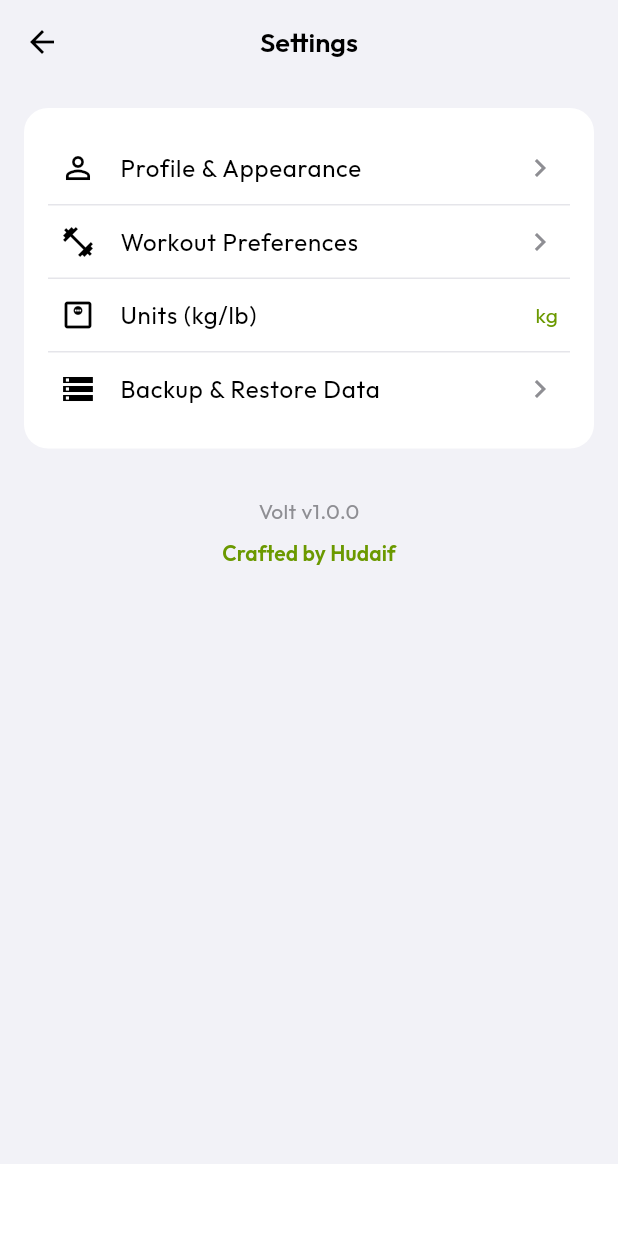
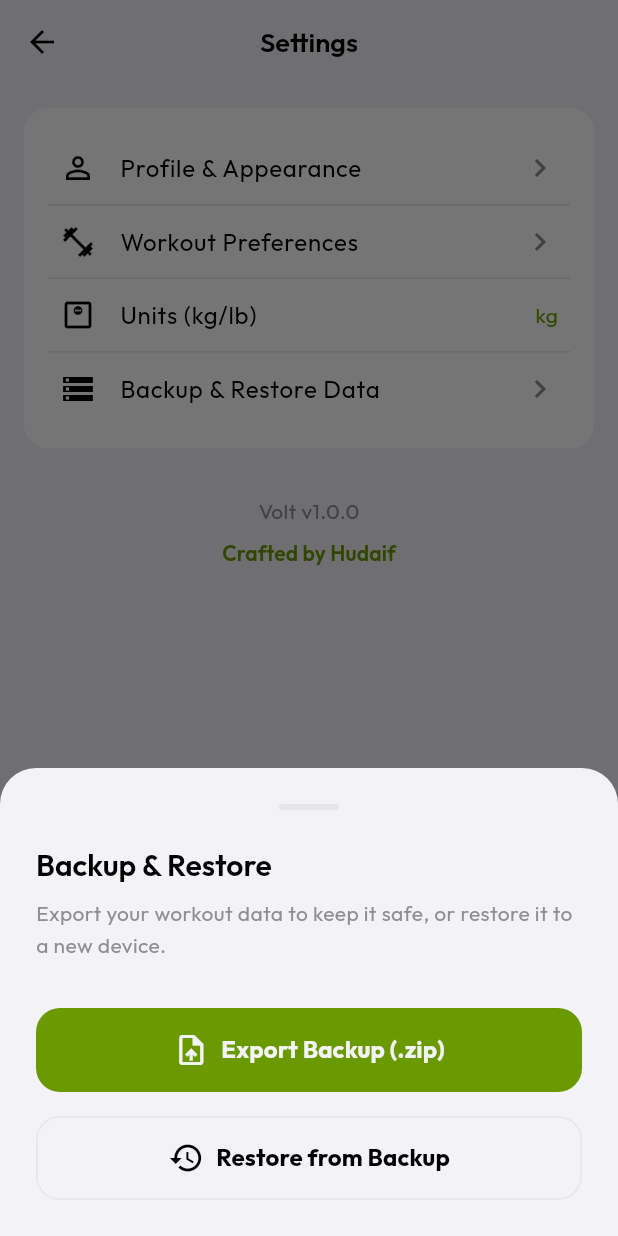
Before and after one commit to hudaif99/Spottr, a Flutter app: the SettingsScreen screen opened directly, after a tap on "Backup & Restore Data", on a phone screen of 412 x 824 dp. Run offline on Flutter 3.47's test engine with Material 3 defaults, Android fonts, the phone set to English and light mode, and no system bars; our stand-ins replace animated_list_plus, equatable, file_picker, flutter_bloc, get_it, google_fonts and 3 more; accounts and stored records are empty.

Commit message:
added back up and restore feature

```diff
--- a/lib/core/di/injection_container.dart
+++ b/lib/core/di/injection_container.dart
@@ -1,5 +1,6 @@
 import 'package:get_it/get_it.dart';
 import '../../data/datasources/local_database_service.dart';
+import '../../data/datasources/backup_restore_service.dart';
 import '../../data/repositories/workout_repository_impl.dart';
 import '../../presentation/blocs/plans/plans_bloc.dart';
 import '../../presentation/blocs/workout/workout_bloc.dart';
@@ -15,6 +16,10 @@ Future<void> initDI() async {
   await localDb.init();
   sl.registerSingleton<LocalDatabaseService>(localDb);
 
+  sl.registerLazySingleton<BackupRestoreService>(
+    () => BackupRestoreService(sl()),
+  );
+
   // Repositories
   sl.registerLazySingleton<WorkoutRepository>(
     () => WorkoutRepositoryImpl(sl()),
--- a/lib/presentation/screens/settings_screen.dart
+++ b/lib/presentation/screens/settings_screen.dart
@@ -1,15 +1,32 @@
 import 'package:volt/core/theme/app_colors_extension.dart';
 import 'package:flutter/material.dart';
+import 'package:flutter_bloc/flutter_bloc.dart';
+import 'package:get_it/get_it.dart';
+import '../widgets/volt_button.dart';
 import '../widgets/volt_card.dart';
+import '../../data/datasources/backup_restore_service.dart';
+import '../blocs/plans/plans_bloc.dart';
+import '../blocs/plans/plans_event.dart';
+import '../blocs/history/history_bloc.dart';
+import '../blocs/history/history_event.dart';
 
-class SettingsScreen extends StatelessWidget {
+class SettingsScreen extends StatefulWidget {
   const SettingsScreen({super.key});
+
+  @override
+  State<SettingsScreen> createState() => _SettingsScreenState();
+}
+
+class _SettingsScreenState extends State<SettingsScreen> {
+  bool _isLoading = false;
 
   @override
   Widget build(BuildContext context) {
     return Scaffold(
       appBar: AppBar(title: const Text('Settings')),
-      body: SingleChildScrollView(
+      body: Stack(
+        children: [
+          SingleChildScrollView(
             padding: const EdgeInsets.all(16.0),
             child: Column(
               crossAxisAlignment: CrossAxisAlignment.start,
@@ -24,14 +41,14 @@ class SettingsScreen extends StatelessWidget {
                         'Profile & Appearance',
                         onTap: () => _showComingSoon(context),
                       ),
-                  Divider(),
+                      const Divider(),
                       _buildSettingRow(
                         context,
                         Icons.fitness_center,
                         'Workout Preferences',
                         onTap: () => _showComingSoon(context),
                       ),
-                  Divider(),
+                      const Divider(),
                       _buildSettingRow(
                         context,
                         Icons.monitor_weight_outlined,
@@ -39,12 +56,12 @@ class SettingsScreen extends StatelessWidget {
                         value: 'kg',
                         onTap: () => _showComingSoon(context),
                       ),
-                  Divider(),
+                      const Divider(),
                       _buildSettingRow(
                         context,
                         Icons.storage_outlined,
                         'Backup & Restore Data',
-                    onTap: () => _showComingSoon(context),
+                        onTap: () => _showBackupRestoreBottomSheet(context),
                       ),
                     ],
                   ),
@@ -72,18 +89,142 @@ class SettingsScreen extends StatelessWidget {
               ],
             ),
           ),
+          if (_isLoading)
+            Container(
+              color: Colors.black54,
+              child: const Center(child: CircularProgressIndicator()),
+            ),
+        ],
+      ),
     );
   }
 
   void _showComingSoon(BuildContext context) {
     ScaffoldMessenger.of(context).showSnackBar(
       SnackBar(
-        content: Text(
+        content: const Text(
           'This feature will be available in a future update.',
           style: TextStyle(color: Colors.white),
         ),
         backgroundColor: context.colors.surface,
-        duration: Duration(seconds: 2),
+        duration: const Duration(seconds: 2),
+      ),
+    );
+  }
+
+  void _showBackupRestoreBottomSheet(BuildContext context) {
+    showModalBottomSheet(
+      context: context,
+      backgroundColor: Colors.transparent,
+      isScrollControlled: true,
+      builder: (BuildContext sheetContext) {
+        return Container(
+          decoration: BoxDecoration(
+            color: context.colors.background,
+            borderRadius: const BorderRadius.vertical(top: Radius.circular(24)),
+          ),
+          padding: const EdgeInsets.all(24.0),
+          child: SafeArea(
+            child: Column(
+              mainAxisSize: MainAxisSize.min,
+              crossAxisAlignment: CrossAxisAlignment.start,
+              children: [
+                Center(
+                  child: Container(
+                    width: 40,
+                    height: 4,
+                    decoration: BoxDecoration(
+                      color: context.colors.divider,
+                      borderRadius: BorderRadius.circular(2),
+                    ),
+                  ),
+                ),
+                const SizedBox(height: 24),
+                Text(
+                  'Backup & Restore',
+                  style: Theme.of(context).textTheme.headlineMedium,
+                ),
+                const SizedBox(height: 8),
+                Text(
+                  'Export your workout data to keep it safe, or restore it to a new device.',
+                  style: Theme.of(context).textTheme.bodyMedium?.copyWith(
+                    color: context.colors.secondaryText,
+                    height: 1.5,
+                  ),
+                ),
+                const SizedBox(height: 32),
+                VoltButton(
+                  text: 'Export Backup (.zip)',
+                  icon: Icon(
+                    Icons.upload_file,
+                    color: context.colors.background,
+                  ),
+                  onPressed: () {
+                    Navigator.of(sheetContext).pop();
+                    _handleExport(context);
+                  },
+                ),
+                const SizedBox(height: 16),
+                VoltButton(
+                  text: 'Restore from Backup',
+                  variant: VoltButtonVariant.outline,
+                  icon: Icon(Icons.restore, color: context.colors.primaryText),
+                  onPressed: () {
+                    Navigator.of(sheetContext).pop();
+                    _handleImport(context);
+                  },
+                ),
+              ],
+            ),
+          ),
+        );
+      },
+    );
+  }
+
+  Future<void> _handleExport(BuildContext context) async {
+    setState(() => _isLoading = true);
+    final error = await GetIt.I<BackupRestoreService>().exportData();
+    setState(() => _isLoading = false);
+
+    if (context.mounted) {
+      if (error != null) {
+        _showSnackBar(context, error, true);
+      } else {
+        _showSnackBar(context, 'Backup extracted successfully!', false);
+      }
+    }
+  }
+
+  Future<void> _handleImport(BuildContext context) async {
+    setState(() => _isLoading = true);
+    final error = await GetIt.I<BackupRestoreService>().importData();
+    setState(() => _isLoading = false);
+
+    if (context.mounted) {
+      if (error != null) {
+        _showSnackBar(context, error, true);
+      } else {
+        // Refresh entire app state from the newly imported database
+        context.read<PlansBloc>().add(LoadPlans());
+        context.read<HistoryBloc>().add(LoadHistory());
+        _showSnackBar(
+          context,
+          'Data restored completely! Pull down to refresh if needed.',
+          false,
+        );
+      }
+    }
+  }
+
+  void _showSnackBar(BuildContext context, String message, bool isError) {
+    ScaffoldMessenger.of(context).showSnackBar(
+      SnackBar(
+        content: Text(message, style: const TextStyle(color: Colors.white)),
+        backgroundColor: isError
+            ? context.colors.error
+            : context.colors.success,
+        duration: const Duration(seconds: 4),
       ),
     );
   }
--- a/pubspec.yaml
+++ b/pubspec.yaml
@@ -44,6 +44,9 @@ dependencies:
   intl: ^0.20.2
   uuid: ^4.5.3
   animated_list_plus: ^0.5.2
+  file_picker: ^10.3.10
+  share_plus: ^12.0.1
+  archive: ^4.0.9
 
 dev_dependencies:
   flutter_test:
```
Also changed, not shown: lib/data/datasources/backup_restore_service.dart (added, +103 -0 lines), lib/data/datasources/local_database_service.dart (+14 -0 lines), pubspec.lock, 5 other files. Lines whose indentation alone changed are shown as unchanged.
